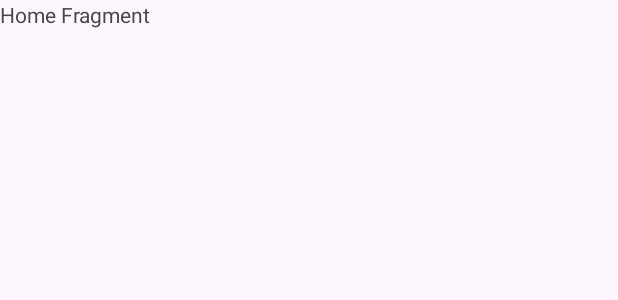
After one commit to Jooker302/Jooker302-Livestock-Android-App-Java, an Android app: the layout fragment_user_home.xml on its own in the app's theme, with its tools: preview values and no code run, on a phone screen of 412 x 824 dp. The commit adds this screen. Shown: the top 300 px of the screen. Run offline under Robolectric (Android 15) with nearby library versions, the phone set to English and light mode, and no system bars.

Commit message:
Home Fragment implemented

```diff
--- /dev/null
+++ b/app/src/main/res/layout/fragment_user_home.xml
@@ -0,0 +1,16 @@
+<?xml version="1.0" encoding="utf-8"?>
+<FrameLayout xmlns:android="http://schemas.android.com/apk/res/android"
+    xmlns:tools="http://schemas.android.com/tools"
+    android:layout_width="match_parent"
+    android:layout_height="match_parent"
+    tools:context=".UserHomeFragment">
+
+
+    <TextView
+        android:layout_width="match_parent"
+        android:layout_height="match_parent"
+        android:text="Home Fragment" />
+
+
+
+</FrameLayout>
--- a/app/src/main/res/values/strings.xml
+++ b/app/src/main/res/values/strings.xml
@@ -8,4 +8,6 @@
     <string name="registernow">Register Now</string>
     <string name="register">Register</string>
     <string name="login_check">Already have an account?</string>
+    <!-- TODO: Remove or change this placeholder text -->
+    <string name="hello_blank_fragment">Hello blank fragment</string>
 </resources>
```
Also changed, not shown: app/src/main/java/com/example/queenlivestock/UserHome.java (+40 -1 lines), app/src/main/java/com/example/queenlivestock/UserHomeBase.java (deleted, +0 -46 lines), app/src/main/java/com/example/queenlivestock/UserHomeFragment.java (added, +64 -0 lines), app/src/main/res/layout/activity_user_home.xml (+17 -5 lines), app/src/main/res/layout/activity_user_home_base.xml (deleted, +0 -18 lines).
